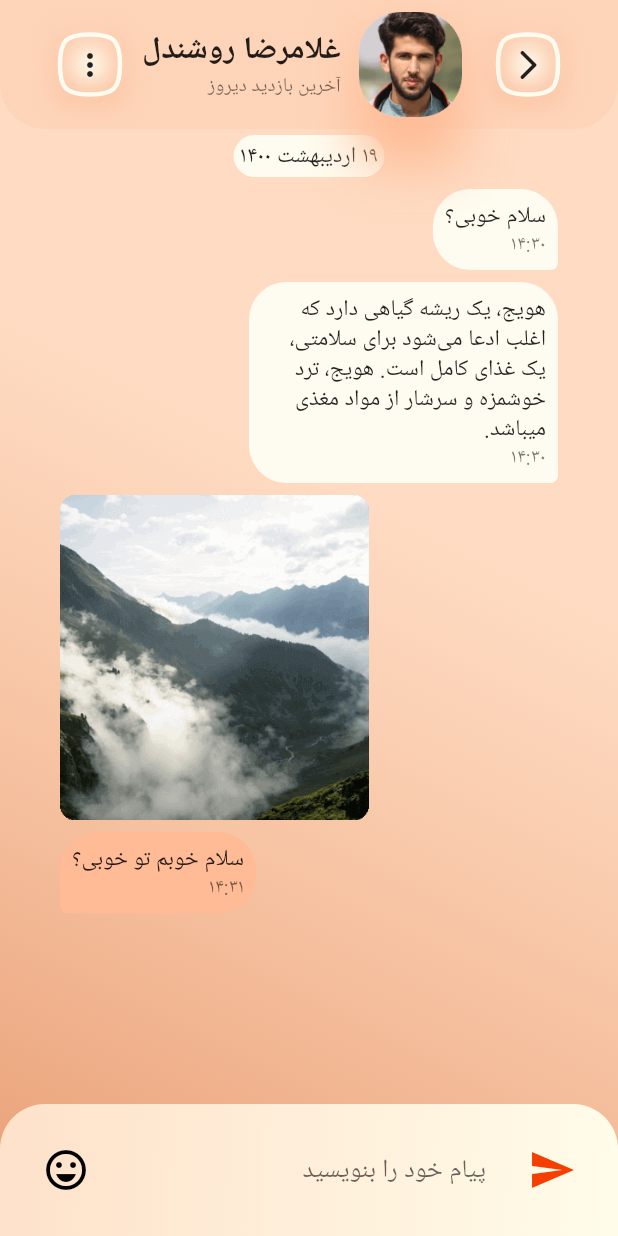
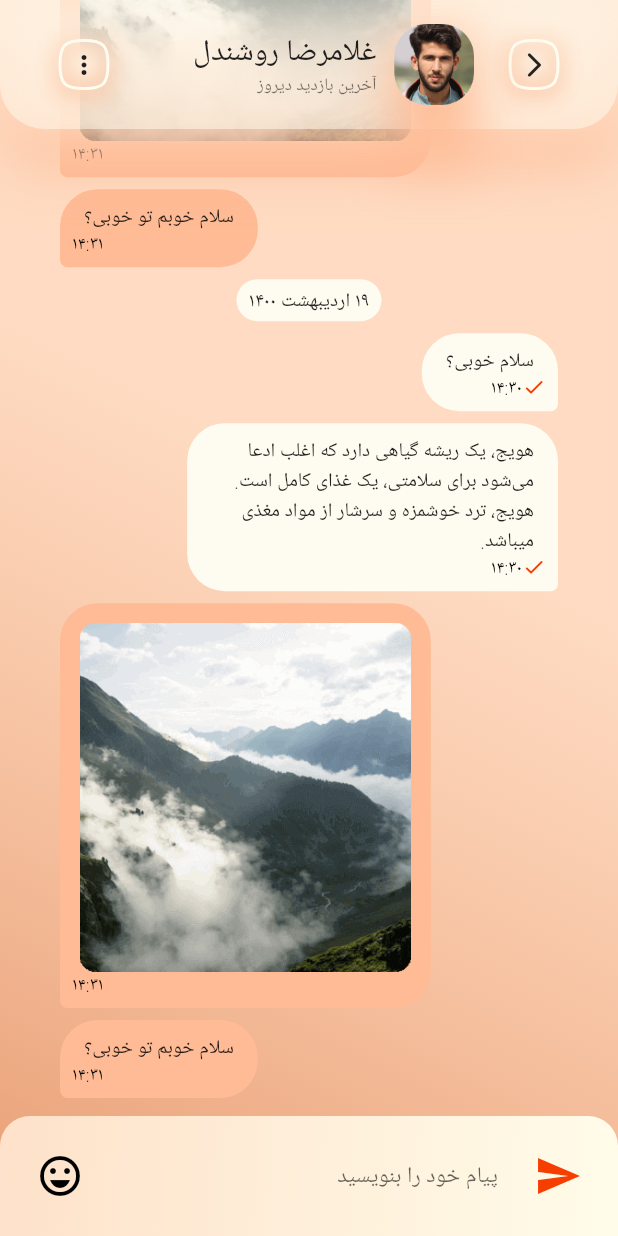
Before and after one commit to MahdiArabpour/chat_design, a Flutter app: the screen it shows after launch, on a phone screen of 412 x 824 dp. Run offline on Flutter 3.47's test engine with Material 2 defaults, Android fonts, the phone set to English and light mode, and no system bars.

Commit message:
final design

```diff
--- /dev/null
+++ b/lib/features/chat/presentation/global/themes/app_fonts.dart
@@ -0,0 +1,85 @@
+import 'package:flutter/material.dart';
+
+import 'app_themes.dart';
+
+class AppFonts {
+  // change this to IRANSans when english language and fonts added
+  static const IRANSans = "IRANSansFaNum";
+  static const IRANSansFaNum = "IRANSansFaNum";
+
+  static final textTheme = TextTheme(
+    headline1: const TextStyle(
+      //**********
+      fontSize: 48,
+      fontWeight: MyFontWeight.medium,
+      // color: AppThemes.primaryColor,
+    ).withZoomFix,
+    headline3: const TextStyle(
+      //************
+      fontSize: 29,
+      fontWeight: MyFontWeight.light,
+    ).withZoomFix,
+    headline4: const TextStyle(
+      // *************
+      fontSize: 25,
+      fontWeight: MyFontWeight.medium
+      // color: AppThemes.primaryColor,
+    ).withZoomFix,
+    headline5: const TextStyle(
+      //**************
+      fontSize: 20,
+      fontWeight: MyFontWeight.medium,
+    ).withZoomFix,
+    subtitle1: const TextStyle(
+      //****************
+      fontSize: 14.9,
+      fontWeight: MyFontWeight.medium,
+    ).withZoomFix,
+    subtitle2: const TextStyle(
+      //*************
+      fontSize: 13.1,
+      fontWeight: MyFontWeight.medium,
+    ).withZoomFix,
+    bodyText1: const TextStyle(
+      //***************
+      fontSize: 14.9,
+      fontWeight: MyFontWeight.medium,
+      height: 1.6,
+    ).withZoomFix,
+    bodyText2: const TextStyle(
+      // *************
+      fontSize: 13.1,
+      fontWeight: MyFontWeight.light,
+      height: 1.5,
+    ).withZoomFix,
+    button: const TextStyle(
+      // ***********
+      fontSize: 16.5,
+      fontWeight: MyFontWeight.medium,
+    ).withZoomFix,
+    caption: const TextStyle(
+      //************
+      fontSize: 11.7,
+      fontWeight: MyFontWeight.light,
+    ).withZoomFix,
+    overline: const TextStyle(
+      // **************
+      fontSize: 13.1,
+      fontWeight: MyFontWeight.bold,
+    ).withZoomFix,
+  );
+}
+
+abstract class MyFontWeight {
+  static const ultraLight = FontWeight.w200;
+  static const light = FontWeight.w300;
+  static const regular = FontWeight.w400;
+  static const medium = FontWeight.w500;
+  static const bold = FontWeight.w700;
+  static const black = FontWeight.w900;
+}
+
+extension on TextStyle {
+  /// https://github.com/flutter/flutter/issues/65526
+  TextStyle get withZoomFix => copyWith(wordSpacing: 0);
+}
--- a/lib/features/chat/presentation/global/themes/app_themes.dart
+++ b/lib/features/chat/presentation/global/themes/app_themes.dart
@@ -1,3 +1,4 @@
+import 'package:chat_design/features/chat/presentation/global/themes/app_fonts.dart';
 import 'package:flutter/material.dart';
 
 abstract class AppThemes {
@@ -30,6 +31,7 @@ abstract class AppThemes {
           onError: Colors.white,
           brightness: brightness,
         ),
+        textTheme: AppFonts.textTheme,
         shadowColor: accentColor,
         errorColor: errorColor,
         backgroundColor: backgroundColor,
--- a/lib/features/chat/presentation/global/widgets/blur_filter.dart
+++ b/lib/features/chat/presentation/global/widgets/blur_filter.dart
@@ -26,9 +26,23 @@ class BlurFilter extends StatelessWidget {
       filter: ImageFilter.blur(sigmaX: 0, sigmaY: 0),
       child: Container(
         decoration: BoxDecoration(
-          color: (color ?? themeData.colorScheme.secondary)
-              .withOpacity(opacity ?? 0.2),
+          color: (color ?? themeData.colorScheme.background)
+              .withOpacity(opacity ?? 0.5),
           borderRadius: borderRadius,
+          boxShadow: [
+            BoxShadow(
+              color: themeData.colorScheme.secondary.withOpacity(0.8),
+              offset: const Offset(0.0, 24.0),
+              blurRadius: 30.0,
+              spreadRadius: 1.2
+            ),
+            BoxShadow(
+              color: themeData.colorScheme.background.withOpacity(0.5),
+              offset: const Offset(0.0, 0.0),
+              blurRadius: 30.0,
+              spreadRadius: 0.9
+            ),
+          ]
         ),
         padding: padding,
         child: child,
--- a/lib/features/chat/presentation/global/widgets/my_app_bar.dart
+++ b/lib/features/chat/presentation/global/widgets/my_app_bar.dart
@@ -11,6 +11,7 @@ class MyAppBar extends StatelessWidget implements PreferredSizeWidget {
   final String? subtitle;
   final bool? backButton;
   final bool blur;
+
   const MyAppBar({
     Key? key,
     this.actions,
@@ -44,7 +45,10 @@ class MyAppBar extends StatelessWidget implements PreferredSizeWidget {
               children: [
                 if (hasBackButton) ...[
                   MyButton(
-                    child: const Icon(Icons.arrow_back_ios_rounded),
+                    child: const Icon(
+                      Icons.arrow_back_ios_rounded,
+                      size: 20.0,
+                    ),
                     onTap: () {
                       debugPrint("backButtonPressed");
                     },
@@ -55,18 +59,16 @@ class MyAppBar extends StatelessWidget implements PreferredSizeWidget {
                 ],
                 if (profileImg != null)
                   DecoratedBox(
-                    decoration:  BoxDecoration(
-                      boxShadow: [
+                    decoration: BoxDecoration(boxShadow: [
                       BoxShadow(
                         color: themeData.colorScheme.secondary,
                         offset: const Offset(0.0, 24.0),
                         blurRadius: 30.0,
                       ),
-                      ]
-                    ),
+                    ]),
                     child: ClipRRect(
                       child: Padding(
-                        padding: const EdgeInsets.symmetric(vertical: 8.0),
+                        padding: const EdgeInsets.symmetric(vertical: 16.0),
                         child: profileImg ?? const SizedBox(),
                       ),
                       borderRadius:
@@ -81,16 +83,25 @@ class MyAppBar extends StatelessWidget implements PreferredSizeWidget {
                     mainAxisSize: MainAxisSize.min,
                     crossAxisAlignment: CrossAxisAlignment.start,
                     children: [
-                      Text(
+                      FittedBox(
+                        fit: BoxFit.scaleDown,
+                        child: Text(
                           title ?? "",
-                        style: themeData.textTheme.headline6,
+                          style: themeData.textTheme.headline5,
                         ),
-                      Text(
+                      ),
+                      FittedBox(
+                        fit: BoxFit.scaleDown,
+                        child: Text(
                           subtitle ?? "",
                           style: themeData.textTheme.caption,
                         ),
+                      ),
                     ],
                   ),
+                ),
+                const SizedBox(
+                  width: 12.0,
                 ),
               ],
             ),
--- a/lib/features/chat/presentation/global/widgets/my_button.dart
+++ b/lib/features/chat/presentation/global/widgets/my_button.dart
@@ -3,9 +3,14 @@ import 'package:flutter/material.dart';
 class MyButton extends StatelessWidget {
   final Widget child;
   final VoidCallback onTap;
+  final String? tooltip;
 
-  const MyButton({Key? key, required this.child, required this.onTap})
-      : super(key: key);
+  const MyButton({
+    Key? key,
+    required this.child,
+    required this.onTap,
+    this.tooltip,
+  }) : super(key: key);
 
   @override
   Widget build(BuildContext context) {
@@ -26,10 +31,10 @@ class MyButton extends StatelessWidget {
           color: Colors.transparent,
           shape: SquircleBorder(
             side:
-                BorderSide(color: themeData.colorScheme.background, width: 3.0),
+                BorderSide(color: themeData.colorScheme.background, width: 2.0),
           ),
           child: Padding(
-            padding: const EdgeInsets.all(8.0),
+            padding: const EdgeInsets.all(6.0),
             child: DecoratedBox(
               decoration: BoxDecoration(
                 boxShadow: [
--- a/lib/features/chat/presentation/pages/chat_page/chat_page.dart
+++ b/lib/features/chat/presentation/pages/chat_page/chat_page.dart
@@ -20,12 +20,14 @@ class ChatPage extends StatelessWidget {
 
     const messages = [
       Message(
-        date: "۱۹ اردیبهشت ۱۴۰۰",
+        isMyMessage: false,
+        text: "سلام خوبم تو خوبی؟",
+        time: "۱۴:۳۱",
       ),
       Message(
-        isMyMessage: true,
-        text: "سلام خوبی؟",
-        time: "۱۴:۳۰",
+        imagePath: "assets/images/img1.png",
+        isMyMessage: false,
+        time: "۱۴:۳۱",
       ),
       Message(
         isMyMessage: true,
@@ -34,22 +36,40 @@ class ChatPage extends StatelessWidget {
         time: "۱۴:۳۰",
       ),
       Message(
-        imagePath: "assets/images/img1.png",
-        isMyMessage: false,
-        time: "۱۴:۳۱",
+        isMyMessage: true,
+        text: "سلام خوبی؟",
+        time: "۱۴:۳۰",
+      ),
+      Message(
+        date: "۱۹ اردیبهشت ۱۴۰۰",
       ),
       Message(
         isMyMessage: false,
         text: "سلام خوبم تو خوبی؟",
         time: "۱۴:۳۱",
       ),
+      Message(
+        imagePath: "assets/images/img1.png",
+        isMyMessage: false,
+        time: "۱۴:۳۱",
+      ),
+      Message(
+        isMyMessage: true,
+        text:
+        "هویج، یک ریشه گیاهی دارد که اغلب ادعا می‌شود برای سلامتی، یک غذای کامل است. هویج، ترد خوشمزه و سرشار از مواد مغذی میباشد.",
+        time: "۱۴:۳۰",
+      ),
+      Message(
+        isMyMessage: true,
+        text: "سلام خوبی؟",
+        time: "۱۴:۳۰",
+      ),
+      Message(
+        date: "۱۹ اردیبهشت ۱۴۰۰",
+      ),
     ];
 
-    return DismissibleFocus(
-      child: Scaffold(
-        extendBodyBehindAppBar: true,
-        extendBody: true,
-        appBar: MyAppBar(
+    final appBar = MyAppBar(
       backButton: true,
       profileImg: Image.asset("assets/images/person_img.png"),
       title: localizations.translate("person_name"),
@@ -59,10 +79,19 @@ class ChatPage extends StatelessWidget {
           onTap: () {
             debugPrint("more button clicked");
           },
-              child: const Icon(Icons.more_vert),
+          child: const Icon(
+            Icons.more_vert,
+            size: 20.0,
+          ),
         ),
       ],
-        ),
+    );
+
+    return DismissibleFocus(
+      child: Scaffold(
+        extendBodyBehindAppBar: true,
+        extendBody: true,
+        appBar: appBar,
         body: Container(
           height: mediaQueryData.size.height,
           width: mediaQueryData.size.width,
@@ -86,6 +115,15 @@ class ChatPage extends StatelessWidget {
                   ),
                   itemCount: messages.length,
                   shrinkWrap: true,
+                  reverse: true,
+                  padding: EdgeInsets.only(
+                    left: 40.0,
+                    right: 40.0,
+                    top: appBar.preferredSize.height +
+                        mediaQueryData.padding.top +
+                        24.0,
+                    bottom: 8.0,
+                  ),
                 ),
               ),
               const SendBox(),
--- a/lib/features/chat/presentation/pages/chat_page/widgets/message_box.dart
+++ b/lib/features/chat/presentation/pages/chat_page/widgets/message_box.dart
@@ -12,152 +12,93 @@ class MessageBox extends StatelessWidget {
     const biggerRadius = Radius.circular(25.0);
     const smallerRadius = Radius.circular(5.0);
     final mediaQueryData = MediaQuery.of(context);
-    return Align(
-      alignment: message.date != null
-          ? Alignment.center
-          : (message.isMyMessage ?? true
-              ? AlignmentDirectional.centerStart
-              : AlignmentDirectional.centerEnd),
-      child: Padding(
-        padding: const EdgeInsets.symmetric(
-          horizontal: 40.0,
-          vertical: 4.0,
+
+    if (message.date != null) {
+      return Row(
+        mainAxisAlignment: MainAxisAlignment.center,
+        children: [
+          Container(
+            margin: const EdgeInsets.symmetric(vertical: 4.0),
+            padding: const EdgeInsets.symmetric(horizontal: 8.0, vertical: 4.0),
+            decoration: BoxDecoration(
+              color: message.isMyMessage ?? true
+                  ? themeData.colorScheme.background
+                  : themeData.colorScheme.secondary,
+              borderRadius: const BorderRadiusDirectional.all(biggerRadius),
             ),
-        child: Material(
-          color: (message.isMyMessage ?? true)
+            child: Text(message.date ?? " "),
+          ),
+        ],
+      );
+    }
+
+    return Row(
+      mainAxisAlignment: message.isMyMessage ?? true
+          ? MainAxisAlignment.start
+          : MainAxisAlignment.end,
+      children: [
+        Container(
+          margin: const EdgeInsets.symmetric(vertical: 4.0),
+          constraints:
+              BoxConstraints(maxWidth: mediaQueryData.size.width * 0.6),
+          decoration: BoxDecoration(
+            color: message.isMyMessage ?? true
                 ? themeData.colorScheme.background
                 : themeData.colorScheme.secondary,
             borderRadius: BorderRadiusDirectional.only(
+                topStart: biggerRadius,
                 topEnd: biggerRadius,
-            topStart: biggerRadius,
-            bottomEnd: message.date != null
-                ? biggerRadius
-                : ((message.isMyMessage ?? true)
-                    ? biggerRadius
-                    : smallerRadius),
-            bottomStart: message.date != null
-                ? biggerRadius
-                : ((message.isMyMessage ?? true)
-                    ? smallerRadius
-                    : biggerRadius),
+                bottomStart:
+                    message.isMyMessage ?? true ? smallerRadius : biggerRadius,
+                bottomEnd:
+                    message.isMyMessage ?? true ? biggerRadius : smallerRadius),
           ),
-          child: ConstrainedBox(
-            constraints:
-                BoxConstraints(maxWidth: mediaQueryData.size.width / 2),
-            child: Builder(
-              builder: (context) {
-                if (message.date != null) {
-                  return Padding(
-                    padding: const EdgeInsets.all(4.0),
-                    child: Text(message.date ?? ""),
-                  );
-                } else if (message.imagePath != null) {
-                  return Column(
+          child: Padding(
+            padding: const EdgeInsets.all(8.0),
+            child: Column(
+              crossAxisAlignment: message.isMyMessage ?? true
+                  ? CrossAxisAlignment.start
+                  : CrossAxisAlignment.end,
               children: [
-                      Image.asset(message.imagePath ?? ""),
-                      if (message.text != null) Text(message.text ?? ""),
+                if (message.imagePath != null) ...[
+                  Padding(
+                    padding: const EdgeInsets.only(
+                      top: 5.0,
+                      left: 5.0,
+                      right: 5.0,
+                    ),
+                    child: Image.asset(message.imagePath ?? ""),
+                  ),
                 ],
-                  );
-                } else {
-                  return Padding(
-                    padding: const EdgeInsets.all(8.0),
-                    child: RichText(
-                      text: TextSpan(
-                        style: themeData.textTheme.bodyText2,
+                if (message.text != null)
+                  Padding(
+                    padding: const EdgeInsets.symmetric(horizontal: 8.0),
+                    child: Text(
+                      message.text ?? "",
+                    ),
+                  ),
+                Row(
+                  mainAxisSize: MainAxisSize.min,
                   children: [
-                          TextSpan(
-                            text: message.text ?? "",
+                    if (message.isMyMessage ?? true)
+                      Icon(
+                        Icons.check_rounded,
+                        size: 16.0,
+                        color: themeData.colorScheme.primary,
                       ),
-                          TextSpan(
-                            text: "\n" + (message.time ?? ""),
-                            style: themeData.textTheme.caption,
+                    Text(
+                      message.time ?? "",
+                      style: themeData.textTheme.caption?.apply(
+                        color: Colors.black,
                       ),
+                    ),
+                  ],
+                )
               ],
             ),
           ),
+        ),
+      ],
     );
   }
-              },
-            ),
-          ),
-          // Column(
-          //   mainAxisSize: MainAxisSize.min,
-          //   crossAxisAlignment: CrossAxisAlignment.start,
-          //   children: [
-          //     if (message.imagePath != null)
-          //       Image.asset(message.imagePath ?? ""),
-          //     if (message.text != null) Text(message.text ?? ""),
-          //     Align(
-          //       alignment: message.isMyMessage ?? true
-          //           ? AlignmentDirectional.centerStart
-          //           : AlignmentDirectional.centerEnd,
-          //       child: Padding(
-          //         padding: const EdgeInsets.all(2.0),
-          //         child: Text(
-          //           message.time ?? "",
-          //           style: themeData.textTheme.caption,
-          //         ),
-          //       ),
-          //     )
-          //   ],
-          // ),
-        ),
-      ),
-    );
-    //   Row(
-    //   mainAxisAlignment: message.date != null
-    //       ? MainAxisAlignment.center
-    //       : MainAxisAlignment.start,
-    //   textDirection:
-    //       (message.isMyMessage ?? true) ? TextDirection.rtl : TextDirection.ltr,
-    //   children: [
-    //     if (message.date != null)
-    //       Expanded(
-    //         child: Container(
-    //           margin: const EdgeInsets.symmetric(
-    //             horizontal: 40.0,
-    //             vertical: 4.0,
-    //           ),
-    //           decoration: BoxDecoration(
-    //             borderRadius: const BorderRadiusDirectional.all(biggerRadius),
-    //             color: themeData.colorScheme.background,
-    //           ),
-    //         ),
-    //       )
-    //     else
-    //       Expanded(
-    //         child: Container(
-    //           margin: const EdgeInsets.symmetric(
-    //             horizontal: 40.0,
-    //             vertical: 4.0,
-    //           ),
-    //           decoration: BoxDecoration(
-    //             color: (message.isMyMessage ?? true)
-    //                 ? themeData.colorScheme.background
-    //                 : themeData.colorScheme.secondary,
-    //             borderRadius: BorderRadiusDirectional.only(
-    //               topEnd: biggerRadius,
-    //               topStart: biggerRadius,
-    //               bottomEnd: (message.isMyMessage ?? true)
-    //                   ? biggerRadius
-    //                   : smallerRadius,
-    //               bottomStart: (message.isMyMessage ?? true)
-    //                   ? smallerRadius
-    //                   : biggerRadius,
-    //             ),
-    //           ),
-    //           child: Column(
-    //             mainAxisSize: MainAxisSize.min,
-    //             crossAxisAlignment: CrossAxisAlignment.start,
-    //             children: [
-    //               if (message.imagePath != null)
-    //                 Image.asset(message.imagePath ?? ""),
-    //               if (message.text != null) Text(message.text ?? ""),
-    //             ],
-    //           ),
-    //         ),
-    //       ),
-    //   ],
-    // );
 }
-}
--- a/lib/features/chat/presentation/pages/chat_page/widgets/send_box.dart
+++ b/lib/features/chat/presentation/pages/chat_page/widgets/send_box.dart
@@ -6,7 +6,7 @@ class SendBox extends StatelessWidget {
 
   @override
   Widget build(BuildContext context) {
-    const radius = Radius.circular(30.0);
+    const radius = Radius.circular(20.0);
     final themeData = Theme.of(context);
     final localizations = AppLocalizations.of(context);
     return  Container(
@@ -34,7 +34,7 @@ class SendBox extends StatelessWidget {
                 clipBehavior: Clip.antiAlias,
                 shape: const CircleBorder(),
                 child: Padding(
-                  padding: const EdgeInsets.all(20.0),
+                  padding: const EdgeInsets.all(16.0),
                   child: IconButton(
                     highlightColor: Colors.transparent,
                     onPressed: (){},
@@ -68,7 +68,7 @@ class SendBox extends StatelessWidget {
               clipBehavior: Clip.antiAlias,
               shape: const CircleBorder(),
               child: Padding(
-                padding: const EdgeInsets.all(20.0),
+                padding: const EdgeInsets.all(16.0),
                 child: IconButton(
                   onPressed: (){},
                   highlightColor: Colors.transparent,
```
Lines whose indentation alone changed are shown as unchanged.
